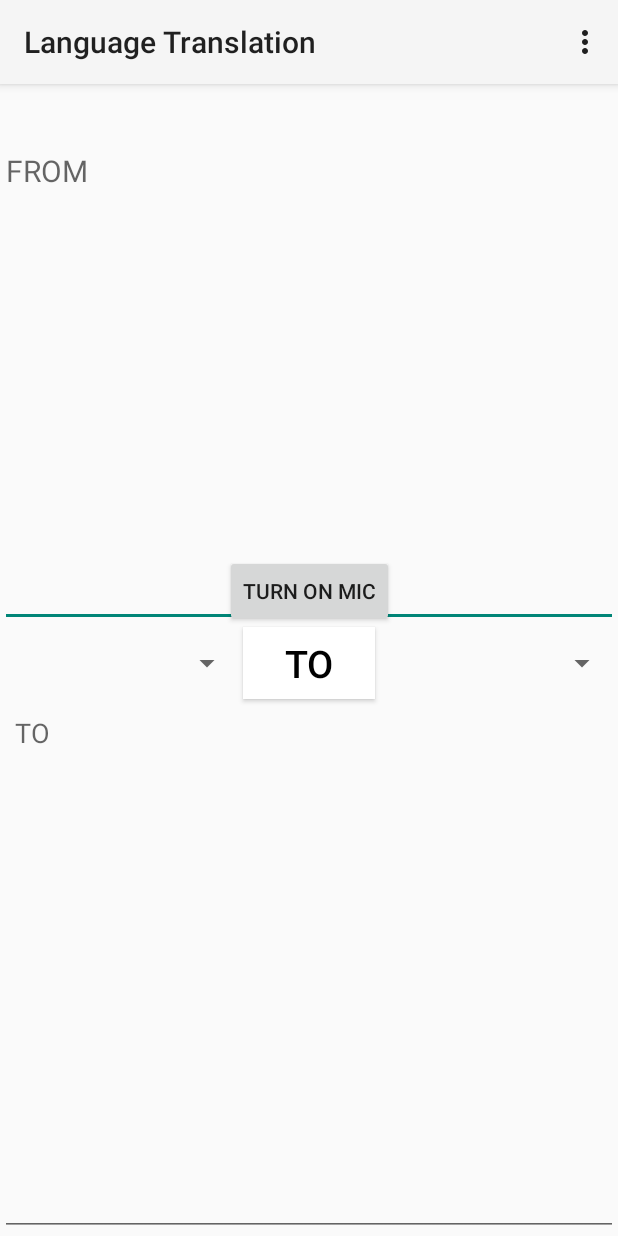
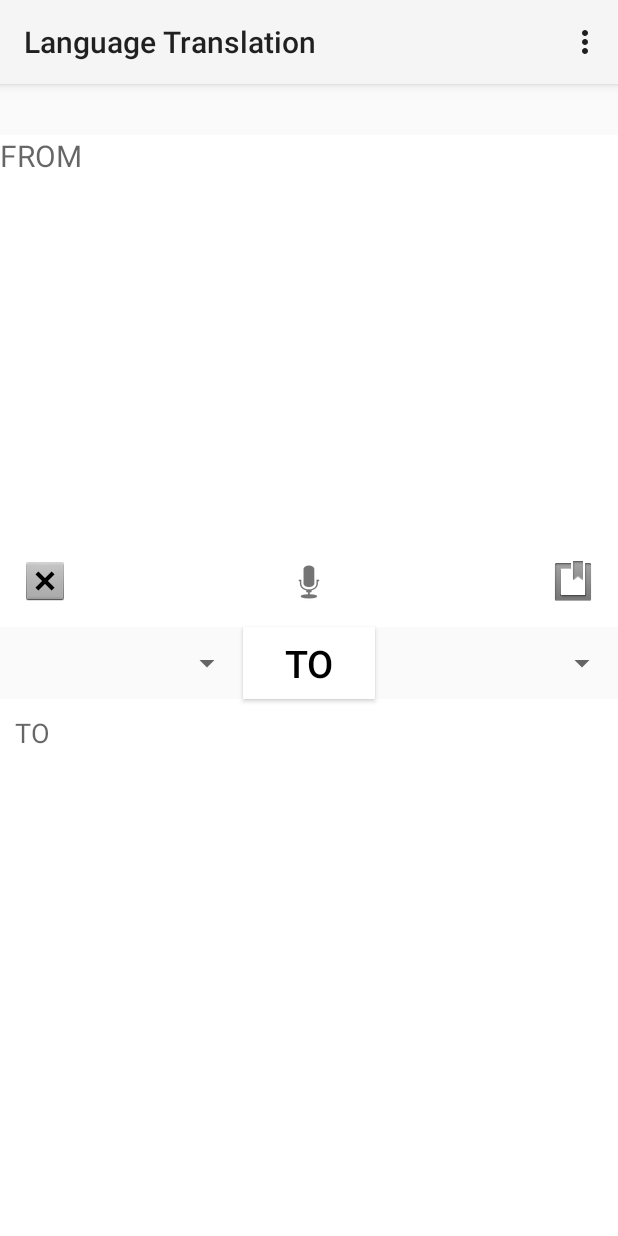
Before and after one commit to Wafic2004/LanguageTranslation, an Android app: the screen it shows after launch (MainActivity), on a phone screen of 412 x 824 dp. Run offline under Robolectric (Android 15) with nearby library versions, the phone set to English and light mode, and no system bars; libraries missing offline, so code that uses them is left out: com.google.mlkit.common, com.google.mlkit.nl; 2 statements that could not run were skipped.

Commit message:
Changed normal buttons to image buttons and changed background to white.

```diff
--- a/app/src/main/java/com/ahmed/languagetranslation/MainActivity.java
+++ b/app/src/main/java/com/ahmed/languagetranslation/MainActivity.java
@@ -1,5 +1,7 @@
 package com.ahmed.languagetranslation;
 
+import android.content.ClipData;
+import android.content.ClipboardManager;
 import android.content.Intent;
 import android.os.Bundle;
 import android.speech.RecognizerIntent;
@@ -10,6 +12,7 @@ import android.view.View;
 import android.widget.ArrayAdapter;
 import android.widget.Button;
 import android.widget.EditText;
+import android.widget.ImageButton;
 import android.widget.Spinner;
 import android.widget.Toast;
 
@@ -44,7 +47,9 @@ public class MainActivity extends AppCompatActivity {
     EditText multilineTextTo;
     Spinner fromLangSpinner;
     Spinner toLangSpinner;
-    Button speechToTextButton;
+    ImageButton speechToTextButton;
+    ImageButton clearButton;
+    ImageButton copyButton;
 
     //Variables for Translator
     Translator translator;
@@ -73,7 +78,9 @@ public class MainActivity extends AppCompatActivity {
         multilineTextTo = findViewById(R.id.editTextTextMultiLine2);
         fromLangSpinner = findViewById(R.id.fromSpinner);
         toLangSpinner = findViewById(R.id.toSpinner);
-        speechToTextButton = findViewById(R.id.button);
+        speechToTextButton = findViewById(R.id.micButton);
+        clearButton = findViewById(R.id.clearButton);
+        copyButton = findViewById(R.id.copyButton);
         Log.d(activityTest, "UI Variables are ready");
 
         //Calling the settingAllLanguage function to set all languages
@@ -155,6 +162,23 @@ public class MainActivity extends AppCompatActivity {
                 startSpeechToText.launch(recognizerIntent);
             }
         });
+        //button to clear text
+        clearButton.setOnClickListener(new View.OnClickListener() {
+            @Override
+            public void onClick(View v) {
+                multilineTextFrom.getText().clear();
+            }
+        });
+        //button to copy the converted text to clipboard
+        copyButton.setOnClickListener(new View.OnClickListener() {
+            @Override
+            public void onClick(View v) {
+                ClipboardManager clipboardManager = (ClipboardManager) getSystemService(CLIPBOARD_SERVICE);
+                ClipData clip = ClipData.newPlainText("Converted Sentence", multilineTextTo.getText());
+                clipboardManager.setPrimaryClip(clip);
+                Toast.makeText(MainActivity.this, "Copied to clipboard", Toast.LENGTH_SHORT).show();
+            }
+        });
     }
 
     ActivityResultLauncher<Intent> startSpeechToText = registerForActivityResult(new ActivityResultContracts.StartActivityForResult(), new ActivityResultCallback<ActivityResult>() {
@@ -180,6 +204,59 @@ public class MainActivity extends AppCompatActivity {
                         Log.d("Speech", "Doesn't worked");
                     }
                 }
+            }
+
+            if(!downloadedLanguageNameAndCode.isEmpty()) {
+                //Variable to get the codes of all languages using LanguageCodeSeparation
+                List<String> languageCode = new ArrayList<>();
+                for (int i = 0; i < downloadedLanguageNameAndCode.size(); i++) {
+                    languageCode.add(downloadedLanguageNameAndCode.get(i).getLanguageCode());
+                }
+
+                //Setting the Translator
+                int fls_SelectedPosition = fromLangSpinner.getSelectedItemPosition();
+                int tls_SelectedPosition = toLangSpinner.getSelectedItemPosition();
+                translatorOptions = new TranslatorOptions.Builder()
+                        .setSourceLanguage(languageCode.get(fls_SelectedPosition))
+                        .setTargetLanguage(languageCode.get(tls_SelectedPosition))
+                        .build();
+                translator = Translation.getClient(translatorOptions);
+                downloadConditions = new DownloadConditions.Builder()
+                        .requireWifi()
+                        .build();
+
+                //To translate the text
+                translator.downloadModelIfNeeded(downloadConditions)
+                        .addOnSuccessListener(new OnSuccessListener<Void>() {
+                            @Override
+                            public void onSuccess(Void unused) {
+                                //Toast.makeText(this, "Download for languages are completed", Toast.LENGTH_SHORT).show();
+                                if (multilineTextFrom.getText().toString().isEmpty()) {
+                                    //no text
+                                    Toast.makeText(getBaseContext(), "Please Enter Text in From TextEdit", Toast.LENGTH_SHORT).show();
+                                } else {
+                                    translator.translate(String.valueOf(multilineTextFrom.getText()))
+                                            .addOnSuccessListener(new OnSuccessListener<String>() {
+                                                @Override
+                                                public void onSuccess(String s) {
+                                                    multilineTextTo.setText(s);
+                                                }
+                                            })
+                                            .addOnFailureListener(new OnFailureListener() {
+                                                @Override
+                                                public void onFailure(@NonNull Exception e) {
+
+                                                }
+                                            });
+                                }
+                            }
+                        })
+                        .addOnFailureListener(new OnFailureListener() {
+                            @Override
+                            public void onFailure(@NonNull Exception e) {
+
+                            }
+                        });
             }
         }
     });
@@ -251,14 +328,14 @@ public class MainActivity extends AppCompatActivity {
                     .setTargetLanguage(languageCode)
                     .build();
             translator = Translation.getClient(translatorOptions);
-            downloadConditions = new DownloadConditions.Builder()
-                    .requireWifi()
-                    .build();
-            translator.downloadModelIfNeeded(downloadConditions)
+//            downloadConditions = new DownloadConditions.Builder()
+//                    .requireWifi()
+//                    .build();
+            translator.downloadModelIfNeeded()
                     .addOnSuccessListener(new OnSuccessListener<Void>() {
                         @Override
                         public void onSuccess(Void unused) {
-                            //Toast.makeText(this, "DownloadComplete", Toast.LENGTH_SHORT).show();
+                            Toast.makeText(MainActivity.this, "Downloading the Language", Toast.LENGTH_SHORT).show();
                             Log.d(activityTest, "DownloadCompleted");
                             DownloadedLanguageCodeSeparation downloadedLanguageCodeSeparation = new DownloadedLanguageCodeSeparation(languageCode, languageName);
                             downloadedLanguageNameAndCode.add(downloadedLanguageCodeSeparation);
--- a/app/src/main/res/layout/activity_main.xml
+++ b/app/src/main/res/layout/activity_main.xml
@@ -36,6 +36,7 @@
         android:gravity="start|top"
         android:hint="@string/multiline_text_from"
         android:inputType="textMultiLine"
+        android:background="@color/white"
         android:textSize="20sp"
         app:layout_constraintBottom_toTopOf="@+id/convert_btn"
         app:layout_constraintEnd_toEndOf="parent"
@@ -52,6 +53,9 @@
         android:gravity="start|top"
         android:hint="@string/multiline_text_to"
         android:inputType="textMultiLine"
+        android:background="@color/white"
+        android:focusable="false"
+        android:textIsSelectable="true"
         android:padding="10dp"
         app:layout_constraintBottom_toBottomOf="parent"
         app:layout_constraintEnd_toEndOf="parent"
@@ -75,13 +79,32 @@
         app:layout_constraintStart_toEndOf="@+id/fromSpinner"
         app:layout_constraintTop_toTopOf="parent" />
 
-    <Button
-        android:id="@+id/button"
-        android:layout_width="wrap_content"
-        android:layout_height="wrap_content"
-        android:text="TURN ON MIC"
+    <ImageButton
+        android:id="@+id/micButton"
+        android:layout_width="60dp"
+        android:layout_height="60dp"
+        android:background="@color/white"
         app:layout_constraintBottom_toBottomOf="@+id/editTextTextMultiLine"
         app:layout_constraintEnd_toEndOf="parent"
-        app:layout_constraintStart_toStartOf="parent" />
+        app:layout_constraintStart_toStartOf="parent"
+        app:srcCompat="@android:drawable/ic_btn_speak_now" />
+
+    <ImageButton
+        android:id="@+id/clearButton"
+        android:layout_width="60dp"
+        android:layout_height="60dp"
+        android:background="@color/white"
+        app:layout_constraintBottom_toTopOf="@+id/fromSpinner"
+        app:layout_constraintStart_toStartOf="parent"
+        app:srcCompat="@android:drawable/btn_dialog" />
+
+    <ImageButton
+        android:id="@+id/copyButton"
+        android:layout_width="60dp"
+        android:layout_height="60dp"
+        app:layout_constraintBottom_toTopOf="@+id/toSpinner"
+        android:background="@color/white"
+        app:layout_constraintEnd_toEndOf="parent"
+        app:srcCompat="@android:drawable/ic_input_get" />
 
 </androidx.constraintlayout.widget.ConstraintLayout>
--- a/app/src/main/res/layout/activity_splash_screen.xml
+++ b/app/src/main/res/layout/activity_splash_screen.xml
@@ -26,7 +26,7 @@
         android:layout_height="40dp"
         android:layout_marginBottom="250dp"
         android:background="#FDFDFD"
-        android:text="Language Translator"
+        android:text="Language Translation"
         android:textAlignment="center"
         android:textColor="@color/black"
         android:textSize="30dp"
```
